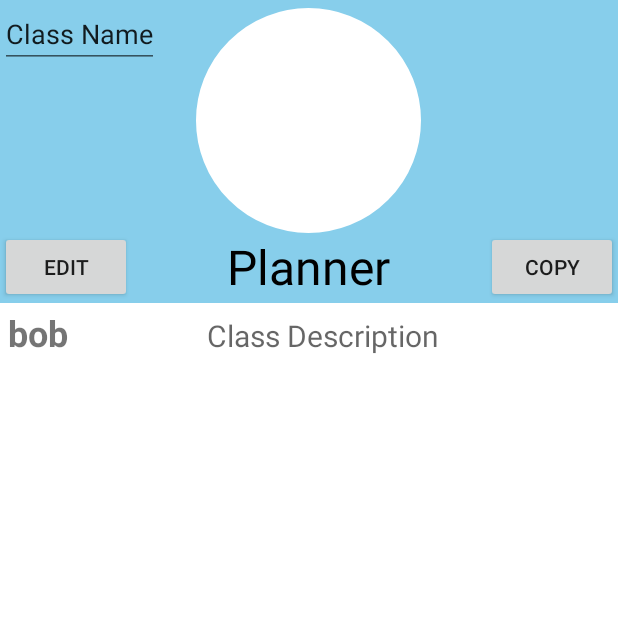
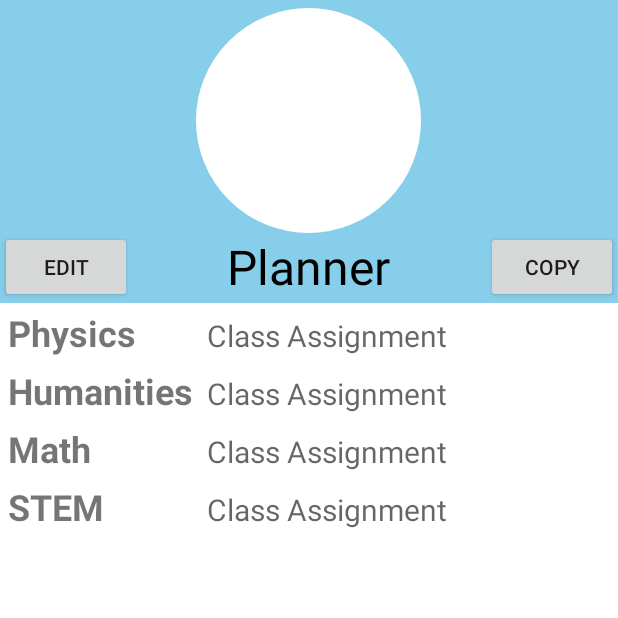
Before and after one commit to jyang14/CS_HWApp, an Android app: the PlannerActivity screen opened directly, with no data from a screen before it, on a phone screen of 412 x 824 dp, the top half of it. Run offline under Robolectric (Android 15) with nearby library versions, the phone set to English and light mode, and no system bars.

Commit message:
Popup w/ planner

```diff
--- a/app/src/main/AndroidManifest.xml
+++ b/app/src/main/AndroidManifest.xml
@@ -19,6 +19,9 @@
         <activity android:name=".PlannerActivity" />
         <activity android:name=".CloudActivity" />
         <activity android:name=".settings"></activity>
+        <activity android:name=".popup"
+            android:theme="@style/AppTheme.CustomTheme">
+        </activity>
     </application>
 
 </manifest>
--- a/app/src/main/java/com/example/johnta/homeworkappv2/PlannerActivity.java
+++ b/app/src/main/java/com/example/johnta/homeworkappv2/PlannerActivity.java
@@ -1,6 +1,7 @@
 package com.example.johnta.homeworkappv2;
 
 import android.app.ListActivity;
+import android.content.Intent;
 import android.os.Bundle;
 import android.view.View;
 import android.widget.ArrayAdapter;
@@ -15,12 +16,17 @@ import java.util.Arrays;
 
 public class PlannerActivity extends ListActivity {
 
-    private ArrayList<String> arrayList;
-    private ArrayAdapter<String> adapter;
-    private EditText txtInput;
-    private TextView tvMsg;
-    private PopupWindow popUpWindow;
-    private LinearLayout mainLayout;
+    public static ArrayList<String> arrayList, arrayList_assignments;
+
+    private static ArrayAdapter<String> adapter, adapter_assignments;
+    private static EditText txtInput;
+    private static TextView tvMsg;
+    private static PopupWindow popUpWindow;
+    private static LinearLayout mainLayout;
+
+    private String [] items = {"Physics","Humanities","Math","STEM"};
+    private String [] list_of_assignments = {"Notes","Reading","Problems","Engineering"};
+    private String [][] twoDimensionalItems = {{"Physics","Notes"}};
 
     @Override
     protected void onCreate(Bundle savedInstanceState) {
@@ -33,18 +39,16 @@ public class PlannerActivity extends ListActivity {
 
         ListView listView = (ListView)findViewById(android.R.id.list);
 
-        String [] items = {"bob"};
-
         arrayList = new ArrayList<>(Arrays.asList(items));
+        arrayList_assignments = new ArrayList<>(Arrays.asList(list_of_assignments));
 
         adapter = new ArrayAdapter<String>(this,R.layout.editlistitems,R.id.name_of_class,arrayList);
+        adapter_assignments = new ArrayAdapter<String>(this,R.layout.editlistitems,R.id.homework_description,arrayList_assignments);
 
         listView.setAdapter(adapter);
 
+
         txtInput = (EditText)findViewById(R.id.name_of_class);
-
-
-
     }
 
     public void makeEditable(View v) {
@@ -52,13 +56,13 @@ public class PlannerActivity extends ListActivity {
     }
 
     public void onClickEdit (View v) {
-
-        String newItem = txtInput.getText().toString();
-        arrayList.add(newItem);
-        adapter.notifyDataSetChanged();
-
+        startActivity(new Intent(PlannerActivity.this,popup.class));
 
     }
 
+    public static void addItemToArray (String itemToAdd) {
+        arrayList.add(itemToAdd);
+        adapter.notifyDataSetChanged();
+    }
 
 }
--- /dev/null
+++ b/app/src/main/res/drawable/background_border_black.xml
@@ -0,0 +1,6 @@
+<?xml version="1.0" encoding="utf-8"?>
+    <shape xmlns:android="http://schemas.android.com/apk/res/android"
+        android:shape="rectangle" >
+            <stroke android:width="3dp"
+                    android:color="#000000"/>
+    </shape>
--- a/app/src/main/res/layout/activity_planner.xml
+++ b/app/src/main/res/layout/activity_planner.xml
@@ -65,14 +65,6 @@
             android:layout_alignRight="@+id/planner_picture"
             android:layout_alignEnd="@+id/planner_picture" />
 
-
-        <EditText
-            android:id="@+id/name_of_class"
-            android:layout_width="wrap_content"
-            android:layout_height="wrap_content"
-            android:text="Class Name"
-            android:editable="false"/>
-
         <ListView
             android:id="@android:id/list"
             android:layout_width="fill_parent"
@@ -85,10 +77,6 @@
             android:divider="#000000">
         </ListView>
 
-
     </RelativeLayout>
 
-
-
-
 </android.support.constraint.ConstraintLayout>
--- a/app/src/main/res/layout/editlistitems.xml
+++ b/app/src/main/res/layout/editlistitems.xml
@@ -24,7 +24,7 @@
         android:paddingTop="3dp"
         android:paddingBottom="3dp"
         android:paddingLeft="3dp"
-        android:hint="Class Description"
+        android:hint="Class Assignment"
         android:textSize="20sp"
         android:focusable="true"
         android:focusableInTouchMode="true"
--- a/app/src/main/res/values/styles.xml
+++ b/app/src/main/res/values/styles.xml
@@ -10,4 +10,10 @@
 
     </style>
 
+    <style name="AppTheme.CustomTheme">
+        <item name="android:windowIsTranslucent">true</item>
+        <item name="android:windowCloseOnTouchOutside">true</item>
+
+    </style>
+
 </resources>
```
Also changed, not shown: app/src/main/java/com/example/johnta/homeworkappv2/UsersAdapter.java (added, +38 -0 lines), app/src/main/java/com/example/johnta/homeworkappv2/popup.java (added, +41 -0 lines), app/src/main/res/layout/plannerpopup.xml (+104 -1 lines), app/src/main/res/values/strings.xml (+7 -0 lines).
